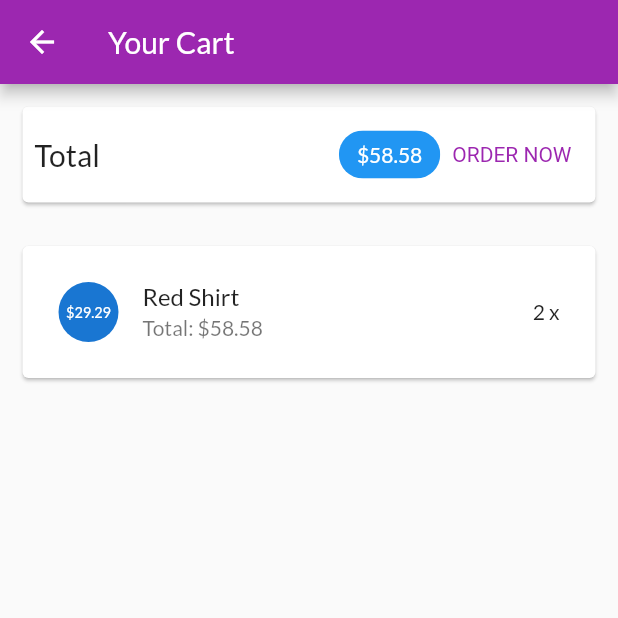
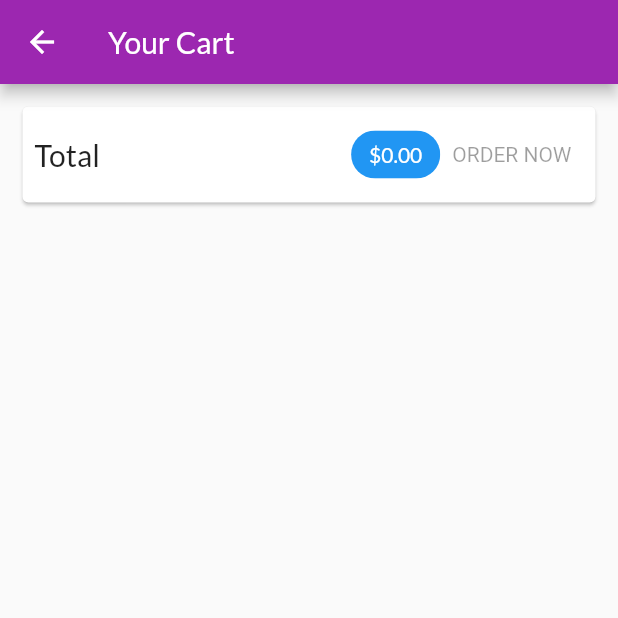
Before and after one commit to LeThiMinhThuB1910152/CT484_02, a Flutter app: the CartScreen screen opened by its route, after a tap on "ORDER NOW", on a phone screen of 412 x 824 dp, the top half of it. Run offline on Flutter 3.47's test engine with Material 2 defaults, Android fonts, the phone set to English and light mode, and no system bars; network calls fail.

Commit message:
Quan ly trang thai voi provider - OrdersManager

```diff
--- a/lib/main.dart
+++ b/lib/main.dart
@@ -21,9 +21,9 @@ class MyApp extends StatelessWidget {
         ChangeNotifierProvider(
           create: (ctx) => CartManager(),
         ),
-        /* ChangeNotifierProvider(
+        ChangeNotifierProvider(
           create: (ctx) => OrdersManager(),
-        ), */
+        ),
       ],
       child: MaterialApp(
         title: 'My Shop',
--- a/lib/ui/cart/cart_screen.dart
+++ b/lib/ui/cart/cart_screen.dart
@@ -1,6 +1,7 @@
 import 'package:flutter/material.dart';
 import 'package:provider/provider.dart';
 
+import '../orders/orders_manager.dart';
 import 'cart_manager.dart';
 import 'cart_item_card.dart';
 
@@ -62,14 +63,20 @@ class CartScreen extends StatelessWidget {
               backgroundColor: Theme.of(context).primaryColor,
             ),
             TextButton(
-              onPressed: () {
-                print('An order has been addad');
-              },
+              onPressed: cart.totalAmount <= 0
+                  ? null
+                  : () {
+                      context.read<OrdersManager>().addOrder(
+                            cart.product,
+                            cart.totalAmount,
+                          );
+                      cart.clear();
+                    },
               style: TextButton.styleFrom(
                 textStyle: TextStyle(color: Theme.of(context).primaryColor),
               ),
               child: const Text('ORDER NOW'),
-            )
+            ),
           ],
         ),
       ),
--- a/lib/ui/orders/orders_manager.dart
+++ b/lib/ui/orders/orders_manager.dart
@@ -22,4 +22,17 @@ class OrdersManager with ChangeNotifier {
   List<OrderItem> get orders {
     return [..._orders];
   }
+
+  void addOrder(List<CartItem> cartProducts, double total) async {
+    _orders.insert(
+      0,
+      OrderItem(
+        id: 'o${DateTime.now().toIso8601String()}',
+        amount: total,
+        products: cartProducts,
+        dateTime: DateTime.now(),
+      ),
+    );
+    notifyListeners();
+  }
 }
--- a/lib/ui/orders/orders_screen.dart
+++ b/lib/ui/orders/orders_screen.dart
@@ -1,4 +1,5 @@
 import 'package:flutter/material.dart';
+import 'package:provider/provider.dart';
 
 import 'orders_manager.dart';
 import 'order_item_card.dart';
@@ -11,15 +12,18 @@ class OrdersScreen extends StatelessWidget {
   @override
   Widget build(BuildContext context) {
     print('building orders');
-    final ordersManager = OrdersManager();
     return Scaffold(
       appBar: AppBar(
         title: const Text('Your Orders'),
       ),
       drawer: const AppDrawer(),
-      body: ListView.builder(
-        itemCount: ordersManager.orderCount,
-        itemBuilder: (ctx, i) => OrderItemCard(ordersManager.orders[i]),
+      body: Consumer<OrdersManager>(
+        builder: (ctx, ordersManager, child) {
+          return ListView.builder(
+            itemCount: ordersManager.orderCount,
+            itemBuilder: (ctx, i) => OrderItemCard(ordersManager.orders[i]),
+          );
+        },
       ),
     );
   }
```
